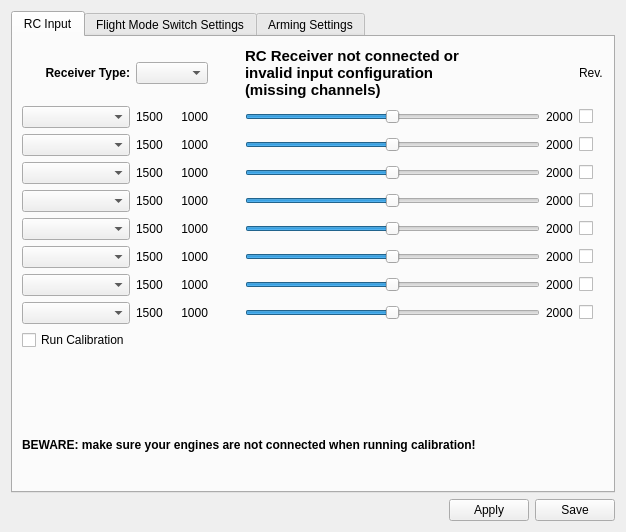
Old version of the form ground/openpilotgcs/src/plugins/config/input.ui in the repository openpilot/OpenPilot.
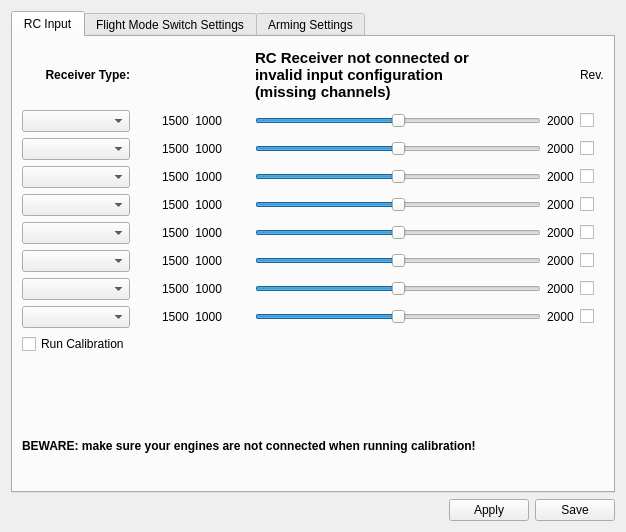
New version of the form. Icons and pictures are not drawn.

Commit message: Moved input type to hw config tab. Created error message for unsupported configs.

Patch:
```diff
--- a/ground/openpilotgcs/src/plugins/config/input.ui
+++ b/ground/openpilotgcs/src/plugins/config/input.ui
@@ -40,17 +40,7 @@
          </property>
         </widget>
        </item>
-       <item row="0" column="1" colspan="2">
-        <widget class="QComboBox" name="receiverType">
-         <property name="toolTip">
-          <string>Select the receiver type here:
-- PWM is the most usual type
-- PPM is connected to input XXX 
-- Spektrum is used with Spektrum 'satellite' receivers</string>
-         </property>
-        </widget>
-       </item>
-       <item row="0" column="4">
+       <item row="0" column="5">
         <layout class="QHBoxLayout" name="horizontalLayout_3">
          <item>
           <widget class="QLabel" name="RCInputConnected">
@@ -80,7 +70,7 @@
          </item>
         </layout>
        </item>
-       <item row="0" column="8">
+       <item row="0" column="9">
         <widget class="QLabel" name="label">
          <property name="text">
           <string>Rev.</string>
@@ -100,21 +90,21 @@
          </property>
         </widget>
        </item>
-       <item row="1" column="1">
-        <widget class="QLabel" name="ch0Cur">
-         <property name="toolTip">
-          <string>&lt;!DOCTYPE HTML PUBLIC &quot;-//W3C//DTD HTML 4.0//EN&quot; &quot;http://www.w3.org/TR/REC-html40/strict.dtd&quot;&gt;
-&lt;html&gt;&lt;head&gt;&lt;meta name=&quot;qrichtext&quot; content=&quot;1&quot; /&gt;&lt;style type=&quot;text/css&quot;&gt;
-p, li { white-space: pre-wrap; }
-&lt;/style&gt;&lt;/head&gt;&lt;body style=&quot; font-family:'FreeSans'; font-size:10pt; font-weight:400; font-style:normal;&quot;&gt;
-&lt;p style=&quot; margin-top:0px; margin-bottom:0px; margin-left:0px; margin-right:0px; -qt-block-indent:0; text-indent:0px;&quot;&gt;&lt;span style=&quot; font-size:9pt;&quot;&gt;Current channel value.&lt;/span&gt;&lt;/p&gt;&lt;/body&gt;&lt;/html&gt;</string>
-         </property>
-         <property name="text">
-          <string>1500</string>
-         </property>
-        </widget>
-       </item>
        <item row="1" column="2">
+        <widget class="QLabel" name="ch0Cur">
+         <property name="toolTip">
+          <string>&lt;!DOCTYPE HTML PUBLIC &quot;-//W3C//DTD HTML 4.0//EN&quot; &quot;http://www.w3.org/TR/REC-html40/strict.dtd&quot;&gt;
+&lt;html&gt;&lt;head&gt;&lt;meta name=&quot;qrichtext&quot; content=&quot;1&quot; /&gt;&lt;style type=&quot;text/css&quot;&gt;
+p, li { white-space: pre-wrap; }
+&lt;/style&gt;&lt;/head&gt;&lt;body style=&quot; font-family:'FreeSans'; font-size:10pt; font-weight:400; font-style:normal;&quot;&gt;
+&lt;p style=&quot; margin-top:0px; margin-bottom:0px; margin-left:0px; margin-right:0px; -qt-block-indent:0; text-indent:0px;&quot;&gt;&lt;span style=&quot; font-size:9pt;&quot;&gt;Current channel value.&lt;/span&gt;&lt;/p&gt;&lt;/body&gt;&lt;/html&gt;</string>
+         </property>
+         <property name="text">
+          <string>1500</string>
+         </property>
+        </widget>
+       </item>
+       <item row="1" column="3">
         <widget class="QLabel" name="ch0Min">
          <property name="toolTip">
           <string>&lt;!DOCTYPE HTML PUBLIC &quot;-//W3C//DTD HTML 4.0//EN&quot; &quot;http://www.w3.org/TR/REC-html40/strict.dtd&quot;&gt;
@@ -132,7 +122,7 @@
          </property>
         </widget>
        </item>
-       <item row="1" column="4" colspan="3">
+       <item row="1" column="5" colspan="3">
         <widget class="QSlider" name="inSlider0">
          <property name="mouseTracking">
           <bool>true</bool>
@@ -151,22 +141,22 @@
          </property>
         </widget>
        </item>
-       <item row="1" column="7">
-        <widget class="QLabel" name="ch0Max">
-         <property name="toolTip">
-          <string>&lt;!DOCTYPE HTML PUBLIC &quot;-//W3C//DTD HTML 4.0//EN&quot; &quot;http://www.w3.org/TR/REC-html40/strict.dtd&quot;&gt;
-&lt;html&gt;&lt;head&gt;&lt;meta name=&quot;qrichtext&quot; content=&quot;1&quot; /&gt;&lt;style type=&quot;text/css&quot;&gt;
-p, li { white-space: pre-wrap; }
-&lt;/style&gt;&lt;/head&gt;&lt;body style=&quot; font-family:'FreeSans'; font-size:8pt; font-weight:400; font-style:normal;&quot;&gt;
-&lt;p style=&quot; margin-top:0px; margin-bottom:0px; margin-left:0px; margin-right:0px; -qt-block-indent:0; text-indent:0px;&quot;&gt;Maximum channel pulse width&lt;/p&gt;
-&lt;p style=&quot; margin-top:0px; margin-bottom:0px; margin-left:0px; margin-right:0px; -qt-block-indent:0; text-indent:0px;&quot;&gt;(microseconds)&lt;/p&gt;&lt;/body&gt;&lt;/html&gt;</string>
-         </property>
-         <property name="text">
-          <string>2000</string>
-         </property>
-        </widget>
-       </item>
        <item row="1" column="8">
+        <widget class="QLabel" name="ch0Max">
+         <property name="toolTip">
+          <string>&lt;!DOCTYPE HTML PUBLIC &quot;-//W3C//DTD HTML 4.0//EN&quot; &quot;http://www.w3.org/TR/REC-html40/strict.dtd&quot;&gt;
+&lt;html&gt;&lt;head&gt;&lt;meta name=&quot;qrichtext&quot; content=&quot;1&quot; /&gt;&lt;style type=&quot;text/css&quot;&gt;
+p, li { white-space: pre-wrap; }
+&lt;/style&gt;&lt;/head&gt;&lt;body style=&quot; font-family:'FreeSans'; font-size:8pt; font-weight:400; font-style:normal;&quot;&gt;
+&lt;p style=&quot; margin-top:0px; margin-bottom:0px; margin-left:0px; margin-right:0px; -qt-block-indent:0; text-indent:0px;&quot;&gt;Maximum channel pulse width&lt;/p&gt;
+&lt;p style=&quot; margin-top:0px; margin-bottom:0px; margin-left:0px; margin-right:0px; -qt-block-indent:0; text-indent:0px;&quot;&gt;(microseconds)&lt;/p&gt;&lt;/body&gt;&lt;/html&gt;</string>
+         </property>
+         <property name="text">
+          <string>2000</string>
+         </property>
+        </widget>
+       </item>
+       <item row="1" column="9">
         <widget class="QCheckBox" name="ch0Rev">
          <property name="toolTip">
           <string>Check this to reverse the channel.
@@ -181,21 +171,21 @@
        <item row="2" column="0">
         <widget class="QComboBox" name="ch1Assign"/>
        </item>
-       <item row="2" column="1">
-        <widget class="QLabel" name="ch1Cur">
-         <property name="toolTip">
-          <string>&lt;!DOCTYPE HTML PUBLIC &quot;-//W3C//DTD HTML 4.0//EN&quot; &quot;http://www.w3.org/TR/REC-html40/strict.dtd&quot;&gt;
-&lt;html&gt;&lt;head&gt;&lt;meta name=&quot;qrichtext&quot; content=&quot;1&quot; /&gt;&lt;style type=&quot;text/css&quot;&gt;
-p, li { white-space: pre-wrap; }
-&lt;/style&gt;&lt;/head&gt;&lt;body style=&quot; font-family:'FreeSans'; font-size:10pt; font-weight:400; font-style:normal;&quot;&gt;
-&lt;p style=&quot; margin-top:0px; margin-bottom:0px; margin-left:0px; margin-right:0px; -qt-block-indent:0; text-indent:0px;&quot;&gt;&lt;span style=&quot; font-size:9pt;&quot;&gt;Current channel value.&lt;/span&gt;&lt;/p&gt;&lt;/body&gt;&lt;/html&gt;</string>
-         </property>
-         <property name="text">
-          <string>1500</string>
-         </property>
-        </widget>
-       </item>
        <item row="2" column="2">
+        <widget class="QLabel" name="ch1Cur">
+         <property name="toolTip">
+          <string>&lt;!DOCTYPE HTML PUBLIC &quot;-//W3C//DTD HTML 4.0//EN&quot; &quot;http://www.w3.org/TR/REC-html40/strict.dtd&quot;&gt;
+&lt;html&gt;&lt;head&gt;&lt;meta name=&quot;qrichtext&quot; content=&quot;1&quot; /&gt;&lt;style type=&quot;text/css&quot;&gt;
+p, li { white-space: pre-wrap; }
+&lt;/style&gt;&lt;/head&gt;&lt;body style=&quot; font-family:'FreeSans'; font-size:10pt; font-weight:400; font-style:normal;&quot;&gt;
+&lt;p style=&quot; margin-top:0px; margin-bottom:0px; margin-left:0px; margin-right:0px; -qt-block-indent:0; text-indent:0px;&quot;&gt;&lt;span style=&quot; font-size:9pt;&quot;&gt;Current channel value.&lt;/span&gt;&lt;/p&gt;&lt;/body&gt;&lt;/html&gt;</string>
+         </property>
+         <property name="text">
+          <string>1500</string>
+         </property>
+        </widget>
+       </item>
+       <item row="2" column="3">
         <widget class="QLabel" name="ch1Min">
          <property name="toolTip">
           <string>&lt;!DOCTYPE HTML PUBLIC &quot;-//W3C//DTD HTML 4.0//EN&quot; &quot;http://www.w3.org/TR/REC-html40/strict.dtd&quot;&gt;
@@ -213,7 +203,7 @@
          </property>
         </widget>
        </item>
-       <item row="2" column="4" colspan="3">
+       <item row="2" column="5" colspan="3">
         <widget class="QSlider" name="inSlider1">
          <property name="mouseTracking">
           <bool>true</bool>
@@ -232,22 +222,22 @@
          </property>
         </widget>
        </item>
-       <item row="2" column="7">
-        <widget class="QLabel" name="ch1Max">
-         <property name="toolTip">
-          <string>&lt;!DOCTYPE HTML PUBLIC &quot;-//W3C//DTD HTML 4.0//EN&quot; &quot;http://www.w3.org/TR/REC-html40/strict.dtd&quot;&gt;
-&lt;html&gt;&lt;head&gt;&lt;meta name=&quot;qrichtext&quot; content=&quot;1&quot; /&gt;&lt;style type=&quot;text/css&quot;&gt;
-p, li { white-space: pre-wrap; }
-&lt;/style&gt;&lt;/head&gt;&lt;body style=&quot; font-family:'FreeSans'; font-size:8pt; font-weight:400; font-style:normal;&quot;&gt;
-&lt;p style=&quot; margin-top:0px; margin-bottom:0px; margin-left:0px; margin-right:0px; -qt-block-indent:0; text-indent:0px;&quot;&gt;Maximum channel pulse width&lt;/p&gt;
-&lt;p style=&quot; margin-top:0px; margin-bottom:0px; margin-left:0px; margin-right:0px; -qt-block-indent:0; text-indent:0px;&quot;&gt;(microseconds)&lt;/p&gt;&lt;/body&gt;&lt;/html&gt;</string>
-         </property>
-         <property name="text">
-          <string>2000</string>
-         </property>
-        </widget>
-       </item>
        <item row="2" column="8">
+        <widget class="QLabel" name="ch1Max">
+         <property name="toolTip">
+          <string>&lt;!DOCTYPE HTML PUBLIC &quot;-//W3C//DTD HTML 4.0//EN&quot; &quot;http://www.w3.org/TR/REC-html40/strict.dtd&quot;&gt;
+&lt;html&gt;&lt;head&gt;&lt;meta name=&quot;qrichtext&quot; content=&quot;1&quot; /&gt;&lt;style type=&quot;text/css&quot;&gt;
+p, li { white-space: pre-wrap; }
+&lt;/style&gt;&lt;/head&gt;&lt;body style=&quot; font-family:'FreeSans'; font-size:8pt; font-weight:400; font-style:normal;&quot;&gt;
+&lt;p style=&quot; margin-top:0px; margin-bottom:0px; margin-left:0px; margin-right:0px; -qt-block-indent:0; text-indent:0px;&quot;&gt;Maximum channel pulse width&lt;/p&gt;
+&lt;p style=&quot; margin-top:0px; margin-bottom:0px; margin-left:0px; margin-right:0px; -qt-block-indent:0; text-indent:0px;&quot;&gt;(microseconds)&lt;/p&gt;&lt;/body&gt;&lt;/html&gt;</string>
+         </property>
+         <property name="text">
+          <string>2000</string>
+         </property>
+        </widget>
+       </item>
+       <item row="2" column="9">
         <widget class="QCheckBox" name="ch1Rev">
          <property name="toolTip">
           <string>Check this to reverse the channel.
@@ -262,21 +252,21 @@
        <item row="3" column="0">
         <widget class="QComboBox" name="ch2Assign"/>
        </item>
-       <item row="3" column="1">
-        <widget class="QLabel" name="ch2Cur">
-         <property name="toolTip">
-          <string>&lt;!DOCTYPE HTML PUBLIC &quot;-//W3C//DTD HTML 4.0//EN&quot; &quot;http://www.w3.org/TR/REC-html40/strict.dtd&quot;&gt;
-&lt;html&gt;&lt;head&gt;&lt;meta name=&quot;qrichtext&quot; content=&quot;1&quot; /&gt;&lt;style type=&quot;text/css&quot;&gt;
-p, li { white-space: pre-wrap; }
-&lt;/style&gt;&lt;/head&gt;&lt;body style=&quot; font-family:'FreeSans'; font-size:10pt; font-weight:400; font-style:normal;&quot;&gt;
-&lt;p style=&quot; margin-top:0px; margin-bottom:0px; margin-left:0px; margin-right:0px; -qt-block-indent:0; text-indent:0px;&quot;&gt;&lt;span style=&quot; font-size:9pt;&quot;&gt;Current channel value.&lt;/span&gt;&lt;/p&gt;&lt;/body&gt;&lt;/html&gt;</string>
-         </property>
-         <property name="text">
-          <string>1500</string>
-         </property>
-        </widget>
-       </item>
        <item row="3" column="2">
+        <widget class="QLabel" name="ch2Cur">
+         <property name="toolTip">
+          <string>&lt;!DOCTYPE HTML PUBLIC &quot;-//W3C//DTD HTML 4.0//EN&quot; &quot;http://www.w3.org/TR/REC-html40/strict.dtd&quot;&gt;
+&lt;html&gt;&lt;head&gt;&lt;meta name=&quot;qrichtext&quot; content=&quot;1&quot; /&gt;&lt;style type=&quot;text/css&quot;&gt;
+p, li { white-space: pre-wrap; }
+&lt;/style&gt;&lt;/head&gt;&lt;body style=&quot; font-family:'FreeSans'; font-size:10pt; font-weight:400; font-style:normal;&quot;&gt;
+&lt;p style=&quot; margin-top:0px; margin-bottom:0px; margin-left:0px; margin-right:0px; -qt-block-indent:0; text-indent:0px;&quot;&gt;&lt;span style=&quot; font-size:9pt;&quot;&gt;Current channel value.&lt;/span&gt;&lt;/p&gt;&lt;/body&gt;&lt;/html&gt;</string>
+         </property>
+         <property name="text">
+          <string>1500</string>
+         </property>
+        </widget>
+       </item>
+       <item row="3" column="3">
         <widget class="QLabel" name="ch2Min">
          <property name="toolTip">
           <string>&lt;!DOCTYPE HTML PUBLIC &quot;-//W3C//DTD HTML 4.0//EN&quot; &quot;http://www.w3.org/TR/REC-html40/strict.dtd&quot;&gt;
@@ -294,7 +284,7 @@
          </property>
         </widget>
        </item>
-       <item row="3" column="4" colspan="3">
+       <item row="3" column="5" colspan="3">
         <widget class="QSlider" name="inSlider2">
          <property name="mouseTracking">
           <bool>true</bool>
@@ -313,22 +303,22 @@
          </property>
         </widget>
        </item>
-       <item row="3" column="7">
-        <widget class="QLabel" name="ch2Max">
-         <property name="toolTip">
-          <string>&lt;!DOCTYPE HTML PUBLIC &quot;-//W3C//DTD HTML 4.0//EN&quot; &quot;http://www.w3.org/TR/REC-html40/strict.dtd&quot;&gt;
-&lt;html&gt;&lt;head&gt;&lt;meta name=&quot;qrichtext&quot; content=&quot;1&quot; /&gt;&lt;style type=&quot;text/css&quot;&gt;
-p, li { white-space: pre-wrap; }
-&lt;/style&gt;&lt;/head&gt;&lt;body style=&quot; font-family:'FreeSans'; font-size:8pt; font-weight:400; font-style:normal;&quot;&gt;
-&lt;p style=&quot; margin-top:0px; margin-bottom:0px; margin-left:0px; margin-right:0px; -qt-block-indent:0; text-indent:0px;&quot;&gt;Maximum channel pulse width&lt;/p&gt;
-&lt;p style=&quot; margin-top:0px; margin-bottom:0px; margin-left:0px; margin-right:0px; -qt-block-indent:0; text-indent:0px;&quot;&gt;(microseconds)&lt;/p&gt;&lt;/body&gt;&lt;/html&gt;</string>
-         </property>
-         <property name="text">
-          <string>2000</string>
-         </property>
-        </widget>
-       </item>
        <item row="3" column="8">
+        <widget class="QLabel" name="ch2Max">
+         <property name="toolTip">
+          <string>&lt;!DOCTYPE HTML PUBLIC &quot;-//W3C//DTD HTML 4.0//EN&quot; &quot;http://www.w3.org/TR/REC-html40/strict.dtd&quot;&gt;
+&lt;html&gt;&lt;head&gt;&lt;meta name=&quot;qrichtext&quot; content=&quot;1&quot; /&gt;&lt;style type=&quot;text/css&quot;&gt;
+p, li { white-space: pre-wrap; }
+&lt;/style&gt;&lt;/head&gt;&lt;body style=&quot; font-family:'FreeSans'; font-size:8pt; font-weight:400; font-style:normal;&quot;&gt;
+&lt;p style=&quot; margin-top:0px; margin-bottom:0px; margin-left:0px; margin-right:0px; -qt-block-indent:0; text-indent:0px;&quot;&gt;Maximum channel pulse width&lt;/p&gt;
+&lt;p style=&quot; margin-top:0px; margin-bottom:0px; margin-left:0px; margin-right:0px; -qt-block-indent:0; text-indent:0px;&quot;&gt;(microseconds)&lt;/p&gt;&lt;/body&gt;&lt;/html&gt;</string>
+         </property>
+         <property name="text">
+          <string>2000</string>
+         </property>
+        </widget>
+       </item>
+       <item row="3" column="9">
         <widget class="QCheckBox" name="ch2Rev">
          <property name="toolTip">
           <string>Check this to reverse the channel.
@@ -343,21 +333,21 @@
        <item row="4" column="0">
         <widget class="QComboBox" name="ch3Assign"/>
        </item>
-       <item row="4" column="1">
-        <widget class="QLabel" name="ch3Cur">
-         <property name="toolTip">
-          <string>&lt;!DOCTYPE HTML PUBLIC &quot;-//W3C//DTD HTML 4.0//EN&quot; &quot;http://www.w3.org/TR/REC-html40/strict.dtd&quot;&gt;
-&lt;html&gt;&lt;head&gt;&lt;meta name=&quot;qrichtext&quot; content=&quot;1&quot; /&gt;&lt;style type=&quot;text/css&quot;&gt;
-p, li { white-space: pre-wrap; }
-&lt;/style&gt;&lt;/head&gt;&lt;body style=&quot; font-family:'FreeSans'; font-size:10pt; font-weight:400; font-style:normal;&quot;&gt;
-&lt;p style=&quot; margin-top:0px; margin-bottom:0px; margin-left:0px; margin-right:0px; -qt-block-indent:0; text-indent:0px;&quot;&gt;&lt;span style=&quot; font-size:9pt;&quot;&gt;Current channel value.&lt;/span&gt;&lt;/p&gt;&lt;/body&gt;&lt;/html&gt;</string>
-         </property>
-         <property name="text">
-          <string>1500</string>
-         </property>
-        </widget>
-       </item>
        <item row="4" column="2">
+        <widget class="QLabel" name="ch3Cur">
+         <property name="toolTip">
+          <string>&lt;!DOCTYPE HTML PUBLIC &quot;-//W3C//DTD HTML 4.0//EN&quot; &quot;http://www.w3.org/TR/REC-html40/strict.dtd&quot;&gt;
+&lt;html&gt;&lt;head&gt;&lt;meta name=&quot;qrichtext&quot; content=&quot;1&quot; /&gt;&lt;style type=&quot;text/css&quot;&gt;
+p, li { white-space: pre-wrap; }
+&lt;/style&gt;&lt;/head&gt;&lt;body style=&quot; font-family:'FreeSans'; font-size:10pt; font-weight:400; font-style:normal;&quot;&gt;
+&lt;p style=&quot; margin-top:0px; margin-bottom:0px; margin-left:0px; margin-right:0px; -qt-block-indent:0; text-indent:0px;&quot;&gt;&lt;span style=&quot; font-size:9pt;&quot;&gt;Current channel value.&lt;/span&gt;&lt;/p&gt;&lt;/body&gt;&lt;/html&gt;</string>
+         </property>
+         <property name="text">
+          <string>1500</string>
+         </property>
+        </widget>
+       </item>
+       <item row="4" column="3">
         <widget class="QLabel" name="ch3Min">
          <property name="toolTip">
           <string>&lt;!DOCTYPE HTML PUBLIC &quot;-//W3C//DTD HTML 4.0//EN&quot; &quot;http://www.w3.org/TR/REC-html40/strict.dtd&quot;&gt;
@@ -375,7 +365,7 @@
          </property>
         </widget>
        </item>
-       <item row="4" column="4" colspan="3">
+       <item row="4" column="5" colspan="3">
         <widget class="QSlider" name="inSlider3">
          <property name="mouseTracking">
           <bool>true</bool>
@@ -394,22 +384,22 @@
          </property>
         </widget>
        </item>
-       <item row="4" column="7">
-        <widget class="QLabel" name="ch3Max">
-         <property name="toolTip">
-          <string>&lt;!DOCTYPE HTML PUBLIC &quot;-//W3C//DTD HTML 4.0//EN&quot; &quot;http://www.w3.org/TR/REC-html40/strict.dtd&quot;&gt;
-&lt;html&gt;&lt;head&gt;&lt;meta name=&quot;qrichtext&quot; content=&quot;1&quot; /&gt;&lt;style type=&quot;text/css&quot;&gt;
-p, li { white-space: pre-wrap; }
-&lt;/style&gt;&lt;/head&gt;&lt;body style=&quot; font-family:'FreeSans'; font-size:8pt; font-weight:400; font-style:normal;&quot;&gt;
-&lt;p style=&quot; margin-top:0px; margin-bottom:0px; margin-left:0px; margin-right:0px; -qt-block-indent:0; text-indent:0px;&quot;&gt;Maximum channel pulse width&lt;/p&gt;
-&lt;p style=&quot; margin-top:0px; margin-bottom:0px; margin-left:0px; margin-right:0px; -qt-block-indent:0; text-indent:0px;&quot;&gt;(microseconds)&lt;/p&gt;&lt;/body&gt;&lt;/html&gt;</string>
-         </property>
-         <property name="text">
-          <string>2000</string>
-         </property>
-        </widget>
-       </item>
        <item row="4" column="8">
+        <widget class="QLabel" name="ch3Max">
+         <property name="toolTip">
+          <string>&lt;!DOCTYPE HTML PUBLIC &quot;-//W3C//DTD HTML 4.0//EN&quot; &quot;http://www.w3.org/TR/REC-html40/strict.dtd&quot;&gt;
+&lt;html&gt;&lt;head&gt;&lt;meta name=&quot;qrichtext&quot; content=&quot;1&quot; /&gt;&lt;style type=&quot;text/css&quot;&gt;
+p, li { white-space: pre-wrap; }
+&lt;/style&gt;&lt;/head&gt;&lt;body style=&quot; font-family:'FreeSans'; font-size:8pt; font-weight:400; font-style:normal;&quot;&gt;
+&lt;p style=&quot; margin-top:0px; margin-bottom:0px; margin-left:0px; margin-right:0px; -qt-block-indent:0; text-indent:0px;&quot;&gt;Maximum channel pulse width&lt;/p&gt;
+&lt;p style=&quot; margin-top:0px; margin-bottom:0px; margin-left:0px; margin-right:0px; -qt-block-indent:0; text-indent:0px;&quot;&gt;(microseconds)&lt;/p&gt;&lt;/body&gt;&lt;/html&gt;</string>
+         </property>
+         <property name="text">
+          <string>2000</string>
+         </property>
+        </widget>
+       </item>
+       <item row="4" column="9">
         <widget class="QCheckBox" name="ch3Rev">
          <property name="toolTip">
           <string>Check this to reverse the channel.
@@ -424,21 +414,21 @@
        <item row="5" column="0">
         <widget class="QComboBox" name="ch4Assign"/>
        </item>
-       <item row="5" column="1">
-        <widget class="QLabel" name="ch4Cur">
-         <property name="toolTip">
-          <string>&lt;!DOCTYPE HTML PUBLIC &quot;-//W3C//DTD HTML 4.0//EN&quot; &quot;http://www.w3.org/TR/REC-html40/strict.dtd&quot;&gt;
-&lt;html&gt;&lt;head&gt;&lt;meta name=&quot;qrichtext&quot; content=&quot;1&quot; /&gt;&lt;style type=&quot;text/css&quot;&gt;
-p, li { white-space: pre-wrap; }
-&lt;/style&gt;&lt;/head&gt;&lt;body style=&quot; font-family:'FreeSans'; font-size:10pt; font-weight:400; font-style:normal;&quot;&gt;
-&lt;p style=&quot; margin-top:0px; margin-bottom:0px; margin-left:0px; margin-right:0px; -qt-block-indent:0; text-indent:0px;&quot;&gt;&lt;span style=&quot; font-size:9pt;&quot;&gt;Current channel value.&lt;/span&gt;&lt;/p&gt;&lt;/body&gt;&lt;/html&gt;</string>
-         </property>
-         <property name="text">
-          <string>1500</string>
-         </property>
-        </widget>
-       </item>
        <item row="5" column="2">
+        <widget class="QLabel" name="ch4Cur">
+         <property name="toolTip">
+          <string>&lt;!DOCTYPE HTML PUBLIC &quot;-//W3C//DTD HTML 4.0//EN&quot; &quot;http://www.w3.org/TR/REC-html40/strict.dtd&quot;&gt;
+&lt;html&gt;&lt;head&gt;&lt;meta name=&quot;qrichtext&quot; content=&quot;1&quot; /&gt;&lt;style type=&quot;text/css&quot;&gt;
+p, li { white-space: pre-wrap; }
+&lt;/style&gt;&lt;/head&gt;&lt;body style=&quot; font-family:'FreeSans'; font-size:10pt; font-weight:400; font-style:normal;&quot;&gt;
+&lt;p style=&quot; margin-top:0px; margin-bottom:0px; margin-left:0px; margin-right:0px; -qt-block-indent:0; text-indent:0px;&quot;&gt;&lt;span style=&quot; font-size:9pt;&quot;&gt;Current channel value.&lt;/span&gt;&lt;/p&gt;&lt;/body&gt;&lt;/html&gt;</string>
+         </property>
+         <property name="text">
+          <string>1500</string>
+         </property>
+        </widget>
+       </item>
+       <item row="5" column="3">
         <widget class="QLabel" name="ch4Min">
          <property name="toolTip">
           <string>&lt;!DOCTYPE HTML PUBLIC &quot;-//W3C//DTD HTML 4.0//EN&quot; &quot;http://www.w3.org/TR/REC-html40/strict.dtd&quot;&gt;
@@ -456,7 +446,7 @@
          </property>
         </widget>
        </item>
-       <item row="5" column="4" colspan="3">
+       <item row="5" column="5" colspan="3">
         <widget class="QSlider" name="inSlider4">
          <property name="mouseTracking">
           <bool>true</bool>
@@ -475,22 +465,22 @@
          </property>
         </widget>
        </item>
-       <item row="5" column="7">
-        <widget class="QLabel" name="ch4Max">
-         <property name="toolTip">
-          <string>&lt;!DOCTYPE HTML PUBLIC &quot;-//W3C//DTD HTML 4.0//EN&quot; &quot;http://www.w3.org/TR/REC-html40/strict.dtd&quot;&gt;
-&lt;html&gt;&lt;head&gt;&lt;meta name=&quot;qrichtext&quot; content=&quot;1&quot; /&gt;&lt;style type=&quot;text/css&quot;&gt;
-p, li { white-space: pre-wrap; }
-&lt;/style&gt;&lt;/head&gt;&lt;body style=&quot; font-family:'FreeSans'; font-size:8pt; font-weight:400; font-style:normal;&quot;&gt;
-&lt;p style=&quot; margin-top:0px; margin-bottom:0px; margin-left:0px; margin-right:0px; -qt-block-indent:0; text-indent:0px;&quot;&gt;Maximum channel pulse width&lt;/p&gt;
-&lt;p style=&quot; margin-top:0px; margin-bottom:0px; margin-left:0px; margin-right:0px; -qt-block-indent:0; text-indent:0px;&quot;&gt;(microseconds)&lt;/p&gt;&lt;/body&gt;&lt;/html&gt;</string>
-         </property>
-         <property name="text">
-          <string>2000</string>
-         </property>
-        </widget>
-       </item>
        <item row="5" column="8">
+        <widget class="QLabel" name="ch4Max">
+         <property name="toolTip">
+          <string>&lt;!DOCTYPE HTML PUBLIC &quot;-//W3C//DTD HTML 4.0//EN&quot; &quot;http://www.w3.org/TR/REC-html40/strict.dtd&quot;&gt;
+&lt;html&gt;&lt;head&gt;&lt;meta name=&quot;qrichtext&quot; content=&quot;1&quot; /&gt;&lt;style type=&quot;text/css&quot;&gt;
+p, li { white-space: pre-wrap; }
+&lt;/style&gt;&lt;/head&gt;&lt;body style=&quot; font-family:'FreeSans'; font-size:8pt; font-weight:400; font-style:normal;&quot;&gt;
+&lt;p style=&quot; margin-top:0px; margin-bottom:0px; margin-left:0px; margin-right:0px; -qt-block-indent:0; text-indent:0px;&quot;&gt;Maximum channel pulse width&lt;/p&gt;
+&lt;p style=&quot; margin-top:0px; margin-bottom:0px; margin-left:0px; margin-right:0px; -qt-block-indent:0; text-indent:0px;&quot;&gt;(microseconds)&lt;/p&gt;&lt;/body&gt;&lt;/html&gt;</string>
+         </property>
+         <property name="text">
+          <string>2000</string>
+         </property>
+        </widget>
+       </item>
+       <item row="5" column="9">
         <widget class="QCheckBox" name="ch4Rev">
          <property name="toolTip">
           <string>Check this to reverse the channel.
@@ -505,21 +495,21 @@
        <item row="6" column="0">
         <widget class="QComboBox" name="ch5Assign"/>
        </item>
-       <item row="6" column="1">
-        <widget class="QLabel" name="ch5Cur">
-         <property name="toolTip">
-          <string>&lt;!DOCTYPE HTML PUBLIC &quot;-//W3C//DTD HTML 4.0//EN&quot; &quot;http://www.w3.org/TR/REC-html40/strict.dtd&quot;&gt;
-&lt;html&gt;&lt;head&gt;&lt;meta name=&quot;qrichtext&quot; content=&quot;1&quot; /&gt;&lt;style type=&quot;text/css&quot;&gt;
-p, li { white-space: pre-wrap; }
-&lt;/style&gt;&lt;/head&gt;&lt;body style=&quot; font-family:'FreeSans'; font-size:10pt; font-weight:400; font-style:normal;&quot;&gt;
-&lt;p style=&quot; margin-top:0px; margin-bottom:0px; margin-left:0px; margin-right:0px; -qt-block-indent:0; text-indent:0px;&quot;&gt;&lt;span style=&quot; font-size:9pt;&quot;&gt;Current channel value.&lt;/span&gt;&lt;/p&gt;&lt;/body&gt;&lt;/html&gt;</string>
-         </property>
-         <property name="text">
-          <string>1500</string>
-         </property>
-        </widget>
-       </item>
        <item row="6" column="2">
+        <widget class="QLabel" name="ch5Cur">
+         <property name="toolTip">
+          <string>&lt;!DOCTYPE HTML PUBLIC &quot;-//W3C//DTD HTML 4.0//EN&quot; &quot;http://www.w3.org/TR/REC-html40/strict.dtd&quot;&gt;
+&lt;html&gt;&lt;head&gt;&lt;meta name=&quot;qrichtext&quot; content=&quot;1&quot; /&gt;&lt;style type=&quot;text/css&quot;&gt;
+p, li { white-space: pre-wrap; }
+&lt;/style&gt;&lt;/head&gt;&lt;body style=&quot; font-family:'FreeSans'; font-size:10pt; font-weight:400; font-style:normal;&quot;&gt;
+&lt;p style=&quot; margin-top:0px; margin-bottom:0px; margin-left:0px; margin-right:0px; -qt-block-indent:0; text-indent:0px;&quot;&gt;&lt;span style=&quot; font-size:9pt;&quot;&gt;Current channel value.&lt;/span&gt;&lt;/p&gt;&lt;/body&gt;&lt;/html&gt;</string>
+         </property>
+         <property name="text">
+          <string>1500</string>
+         </property>
+        </widget>
+       </item>
+       <item row="6" column="3">
         <widget class="QLabel" name="ch5Min">
          <property name="toolTip">
           <string>&lt;!DOCTYPE HTML PUBLIC &quot;-//W3C//DTD HTML 4.0//EN&quot; &quot;http://www.w3.org/TR/REC-html40/strict.dtd&quot;&gt;
@@ -537,7 +527,7 @@
          </property>
         </widget>
        </item>
-       <item row="6" column="4" colspan="3">
+       <item row="6" column="5" colspan="3">
         <widget class="QSlider" name="inSlider5">
          <property name="mouseTracking">
           <bool>true</bool>
@@ -556,22 +546,22 @@
          </property>
         </widget>
        </item>
-       <item row="6" column="7">
-        <widget class="QLabel" name="ch5Max">
-         <property name="toolTip">
-          <string>&lt;!DOCTYPE HTML PUBLIC &quot;-//W3C//DTD HTML 4.0//EN&quot; &quot;http://www.w3.org/TR/REC-html40/strict.dtd&quot;&gt;
-&lt;html&gt;&lt;head&gt;&lt;meta name=&quot;qrichtext&quot; content=&quot;1&quot; /&gt;&lt;style type=&quot;text/css&quot;&gt;
-p, li { white-space: pre-wrap; }
-&lt;/style&gt;&lt;/head&gt;&lt;body style=&quot; font-family:'FreeSans'; font-size:8pt; font-weight:400; font-style:normal;&quot;&gt;
-&lt;p style=&quot; margin-top:0px; margin-bottom:0px; margin-left:0px; margin-right:0px; -qt-block-indent:0; text-indent:0px;&quot;&gt;Maximum channel pulse width&lt;/p&gt;
-&lt;p style=&quot; margin-top:0px; margin-bottom:0px; margin-left:0px; margin-right:0px; -qt-block-indent:0; text-indent:0px;&quot;&gt;(microseconds)&lt;/p&gt;&lt;/body&gt;&lt;/html&gt;</string>
-         </property>
-         <property name="text">
-          <string>2000</string>
-         </property>
-        </widget>
-       </item>
        <item row="6" column="8">
+        <widget class="QLabel" name="ch5Max">
+         <property name="toolTip">
+          <string>&lt;!DOCTYPE HTML PUBLIC &quot;-//W3C//DTD HTML 4.0//EN&quot; &quot;http://www.w3.org/TR/REC-html40/strict.dtd&quot;&gt;
+&lt;html&gt;&lt;head&gt;&lt;meta name=&quot;qrichtext&quot; content=&quot;1&quot; /&gt;&lt;style type=&quot;text/css&quot;&gt;
+p, li { white-space: pre-wrap; }
+&lt;/style&gt;&lt;/head&gt;&lt;body style=&quot; font-family:'FreeSans'; font-size:8pt; font-weight:400; font-style:normal;&quot;&gt;
+&lt;p style=&quot; margin-top:0px; margin-bottom:0px; margin-left:0px; margin-right:0px; -qt-block-indent:0; text-indent:0px;&quot;&gt;Maximum channel pulse width&lt;/p&gt;
+&lt;p style=&quot; margin-top:0px; margin-bottom:0px; margin-left:0px; margin-right:0px; -qt-block-indent:0; text-indent:0px;&quot;&gt;(microseconds)&lt;/p&gt;&lt;/body&gt;&lt;/html&gt;</string>
+         </property>
+         <property name="text">
+          <string>2000</string>
+         </property>
+        </widget>
+       </item>
+       <item row="6" column="9">
         <widget class="QCheckBox" name="ch5Rev">
          <property name="toolTip">
           <string>Check this to reverse the channel.
@@ -586,21 +576,21 @@
        <item row="7" column="0">
         <widget class="QComboBox" name="ch6Assign"/>
        </item>
-       <item row="7" column="1">
-        <widget class="QLabel" name="ch6Cur">
-         <property name="toolTip">
-          <string>&lt;!DOCTYPE HTML PUBLIC &quot;-//W3C//DTD HTML 4.0//EN&quot; &quot;http://www.w3.org/TR/REC-html40/strict.dtd&quot;&gt;
-&lt;html&gt;&lt;head&gt;&lt;meta name=&quot;qrichtext&quot; content=&quot;1&quot; /&gt;&lt;style type=&quot;text/css&quot;&gt;
-p, li { white-space: pre-wrap; }
-&lt;/style&gt;&lt;/head&gt;&lt;body style=&quot; font-family:'FreeSans'; font-size:10pt; font-weight:400; font-style:normal;&quot;&gt;
-&lt;p style=&quot; margin-top:0px; margin-bottom:0px; margin-left:0px; margin-right:0px; -qt-block-indent:0; text-indent:0px;&quot;&gt;&lt;span style=&quot; font-size:9pt;&quot;&gt;Current channel value.&lt;/span&gt;&lt;/p&gt;&lt;/body&gt;&lt;/html&gt;</string>
-         </property>
-         <property name="text">
-          <string>1500</string>
-         </property>
-        </widget>
-       </item>
        <item row="7" column="2">
+        <widget class="QLabel" name="ch6Cur">
+         <property name="toolTip">
+          <string>&lt;!DOCTYPE HTML PUBLIC &quot;-//W3C//DTD HTML 4.0//EN&quot; &quot;http://www.w3.org/TR/REC-html40/strict.dtd&quot;&gt;
+&lt;html&gt;&lt;head&gt;&lt;meta name=&quot;qrichtext&quot; content=&quot;1&quot; /&gt;&lt;style type=&quot;text/css&quot;&gt;
+p, li { white-space: pre-wrap; }
+&lt;/style&gt;&lt;/head&gt;&lt;body style=&quot; font-family:'FreeSans'; font-size:10pt; font-weight:400; font-style:normal;&quot;&gt;
+&lt;p style=&quot; margin-top:0px; margin-bottom:0px; margin-left:0px; margin-right:0px; -qt-block-indent:0; text-indent:0px;&quot;&gt;&lt;span style=&quot; font-size:9pt;&quot;&gt;Current channel value.&lt;/span&gt;&lt;/p&gt;&lt;/body&gt;&lt;/html&gt;</string>
+         </property>
+         <property name="text">
+          <string>1500</string>
+         </property>
+        </widget>
+       </item>
+       <item row="7" column="3">
         <widget class="QLabel" name="ch6Min">
          <property name="toolTip">
           <string>&lt;!DOCTYPE HTML PUBLIC &quot;-//W3C//DTD HTML 4.0//EN&quot; &quot;http://www.w3.org/TR/REC-html40/strict.dtd&quot;&gt;
@@ -618,7 +608,7 @@
          </property>
         </widget>
        </item>
-       <item row="7" column="4" colspan="3">
+       <item row="7" column="5" colspan="3">
         <widget class="QSlider" name="inSlider6">
          <property name="mouseTracking">
           <bool>true</bool>
@@ -637,22 +627,22 @@
          </property>
         </widget>
        </item>
-       <item row="7" column="7">
-        <widget class="QLabel" name="ch6Max">
-         <property name="toolTip">
-          <string>&lt;!DOCTYPE HTML PUBLIC &quot;-//W3C//DTD HTML 4.0//EN&quot; &quot;http://www.w3.org/TR/REC-html40/strict.dtd&quot;&gt;
-&lt;html&gt;&lt;head&gt;&lt;meta name=&quot;qrichtext&quot; content=&quot;1&quot; /&gt;&lt;style type=&quot;text/css&quot;&gt;
-p, li { white-space: pre-wrap; }
-&lt;/style&gt;&lt;/head&gt;&lt;body style=&quot; font-family:'FreeSans'; font-size:8pt; font-weight:400; font-style:normal;&quot;&gt;
-&lt;p style=&quot; margin-top:0px; margin-bottom:0px; margin-left:0px; margin-right:0px; -qt-block-indent:0; text-indent:0px;&quot;&gt;Maximum channel pulse width&lt;/p&gt;
-&lt;p style=&quot; margin-top:0px; margin-bottom:0px; margin-left:0px; margin-right:0px; -qt-block-indent:0; text-indent:0px;&quot;&gt;(microseconds)&lt;/p&gt;&lt;/body&gt;&lt;/html&gt;</string>
-         </property>
-         <property name="text">
-          <string>2000</string>
-         </property>
-        </widget>
-       </item>
        <item row="7" column="8">
+        <widget class="QLabel" name="ch6Max">
+         <property name="toolTip">
+          <string>&lt;!DOCTYPE HTML PUBLIC &quot;-//W3C//DTD HTML 4.0//EN&quot; &quot;http://www.w3.org/TR/REC-html40/strict.dtd&quot;&gt;
+&lt;html&gt;&lt;head&gt;&lt;meta name=&quot;qrichtext&quot; content=&quot;1&quot; /&gt;&lt;style type=&quot;text/css&quot;&gt;
+p, li { white-space: pre-wrap; }
+&lt;/style&gt;&lt;/head&gt;&lt;body style=&quot; font-family:'FreeSans'; font-size:8pt; font-weight:400; font-style:normal;&quot;&gt;
+&lt;p style=&quot; margin-top:0px; margin-bottom:0px; margin-left:0px; margin-right:0px; -qt-block-indent:0; text-indent:0px;&quot;&gt;Maximum channel pulse width&lt;/p&gt;
+&lt;p style=&quot; margin-top:0px; margin-bottom:0px; margin-left:0px; margin-right:0px; -qt-block-indent:0; text-indent:0px;&quot;&gt;(microseconds)&lt;/p&gt;&lt;/body&gt;&lt;/html&gt;</string>
+         </property>
+         <property name="text">
+          <string>2000</string>
+         </property>
+        </widget>
+       </item>
+       <item row="7" column="9">
         <widget class="QCheckBox" name="ch6Rev">
          <property name="toolTip">
           <string>Check this to reverse the channel.
@@ -667,21 +657,21 @@
        <item row="8" column="0">
         <widget class="QComboBox" name="ch7Assign"/>
        </item>
-       <item row="8" column="1">
-        <widget class="QLabel" name="ch7Cur">
-         <property name="toolTip">
-          <string>&lt;!DOCTYPE HTML PUBLIC &quot;-//W3C//DTD HTML 4.0//EN&quot; &quot;http://www.w3.org/TR/REC-html40/strict.dtd&quot;&gt;
-&lt;html&gt;&lt;head&gt;&lt;meta name=&quot;qrichtext&quot; content=&quot;1&quot; /&gt;&lt;style type=&quot;text/css&quot;&gt;
-p, li { white-space: pre-wrap; }
-&lt;/style&gt;&lt;/head&gt;&lt;body style=&quot; font-family:'FreeSans'; font-size:10pt; font-weight:400; font-style:normal;&quot;&gt;
-&lt;p style=&quot; margin-top:0px; margin-bottom:0px; margin-left:0px; margin-right:0px; -qt-block-indent:0; text-indent:0px;&quot;&gt;&lt;span style=&quot; font-size:9pt;&quot;&gt;Current channel value.&lt;/span&gt;&lt;/p&gt;&lt;/body&gt;&lt;/html&gt;</string>
-         </property>
-         <property name="text">
-          <string>1500</string>
-         </property>
-        </widget>
-       </item>
        <item row="8" column="2">
+        <widget class="QLabel" name="ch7Cur">
+         <property name="toolTip">
+          <string>&lt;!DOCTYPE HTML PUBLIC &quot;-//W3C//DTD HTML 4.0//EN&quot; &quot;http://www.w3.org/TR/REC-html40/strict.dtd&quot;&gt;
+&lt;html&gt;&lt;head&gt;&lt;meta name=&quot;qrichtext&quot; content=&quot;1&quot; /&gt;&lt;style type=&quot;text/css&quot;&gt;
+p, li { white-space: pre-wrap; }
+&lt;/style&gt;&lt;/head&gt;&lt;body style=&quot; font-family:'FreeSans'; font-size:10pt; font-weight:400; font-style:normal;&quot;&gt;
+&lt;p style=&quot; margin-top:0px; margin-bottom:0px; margin-left:0px; margin-right:0px; -qt-block-indent:0; text-indent:0px;&quot;&gt;&lt;span style=&quot; font-size:9pt;&quot;&gt;Current channel value.&lt;/span&gt;&lt;/p&gt;&lt;/body&gt;&lt;/html&gt;</string>
+         </property>
+         <property name="text">
+          <string>1500</string>
+         </property>
+        </widget>
+       </item>
+       <item row="8" column="3">
         <widget class="QLabel" name="ch7Min">
          <property name="toolTip">
           <string>&lt;!DOCTYPE HTML PUBLIC &quot;-//W3C//DTD HTML 4.0//EN&quot; &quot;http://www.w3.org/TR/REC-html40/strict.dtd&quot;&gt;
@@ -699,7 +689,7 @@
          </property>
         </widget>
        </item>
-       <item row="8" column="4" colspan="3">
+       <item row="8" column="5" colspan="3">
         <widget class="QSlider" name="inSlider7">
          <property name="mouseTracking">
           <bool>true</bool>
@@ -718,22 +708,22 @@
          </property>
         </widget>
        </item>
-       <item row="8" column="7">
-        <widget class="QLabel" name="ch7Max">
-         <property name="toolTip">
-          <string>&lt;!DOCTYPE HTML PUBLIC &quot;-//W3C//DTD HTML 4.0//EN&quot; &quot;http://www.w3.org/TR/REC-html40/strict.dtd&quot;&gt;
-&lt;html&gt;&lt;head&gt;&lt;meta name=&quot;qrichtext&quot; content=&quot;1&quot; /&gt;&lt;style type=&quot;text/css&quot;&gt;
-p, li { white-space: pre-wrap; }
-&lt;/style&gt;&lt;/head&gt;&lt;body style=&quot; font-family:'FreeSans'; font-size:8pt; font-weight:400; font-style:normal;&quot;&gt;
-&lt;p style=&quot; margin-top:0px; margin-bottom:0px; margin-left:0px; margin-right:0px; -qt-block-indent:0; text-indent:0px;&quot;&gt;Maximum channel pulse width&lt;/p&gt;
-&lt;p style=&quot; margin-top:0px; margin-bottom:0px; margin-left:0px; margin-right:0px; -qt-block-indent:0; text-indent:0px;&quot;&gt;(microseconds)&lt;/p&gt;&lt;/body&gt;&lt;/html&gt;</string>
-         </property>
-         <property name="text">
-          <string>2000</string>
-         </property>
-        </widget>
-       </item>
        <item row="8" column="8">
+        <widget class="QLabel" name="ch7Max">
+         <property name="toolTip">
+          <string>&lt;!DOCTYPE HTML PUBLIC &quot;-//W3C//DTD HTML 4.0//EN&quot; &quot;http://www.w3.org/TR/REC-html40/strict.dtd&quot;&gt;
+&lt;html&gt;&lt;head&gt;&lt;meta name=&quot;qrichtext&quot; content=&quot;1&quot; /&gt;&lt;style type=&quot;text/css&quot;&gt;
+p, li { white-space: pre-wrap; }
+&lt;/style&gt;&lt;/head&gt;&lt;body style=&quot; font-family:'FreeSans'; font-size:8pt; font-weight:400; font-style:normal;&quot;&gt;
+&lt;p style=&quot; margin-top:0px; margin-bottom:0px; margin-left:0px; margin-right:0px; -qt-block-indent:0; text-indent:0px;&quot;&gt;Maximum channel pulse width&lt;/p&gt;
+&lt;p style=&quot; margin-top:0px; margin-bottom:0px; margin-left:0px; margin-right:0px; -qt-block-indent:0; text-indent:0px;&quot;&gt;(microseconds)&lt;/p&gt;&lt;/body&gt;&lt;/html&gt;</string>
+         </property>
+         <property name="text">
+          <string>2000</string>
+         </property>
+        </widget>
+       </item>
+       <item row="8" column="9">
         <widget class="QCheckBox" name="ch7Rev">
          <property name="toolTip">
           <string>Check this to reverse the channel.
@@ -745,7 +735,7 @@
          </property>
         </widget>
        </item>
-       <item row="14" column="0" colspan="9">
+       <item row="14" column="0" colspan="10">
         <widget class="QLabel" name="label_20">
          <property name="font">
           <font>
@@ -759,7 +749,7 @@
          </property>
         </widget>
        </item>
-       <item row="11" column="0" colspan="9">
+       <item row="11" column="0" colspan="10">
         <widget class="QLabel" name="lblMissingInputs">
          <property name="font">
           <font>
@@ -792,6 +782,13 @@
          </property>
         </widget>
        </item>
+       <item row="0" column="1">
+        <widget class="QLabel" name="receiverType">
+         <property name="text">
+          <string/>
+         </property>
+        </widget>
+       </item>
       </layout>
      </widget>
      <widget class="QWidget" name="tab_3">
```
Left out of the diff: 1 changed line with no effect on the pictures. The commit also changes 10 other files.
